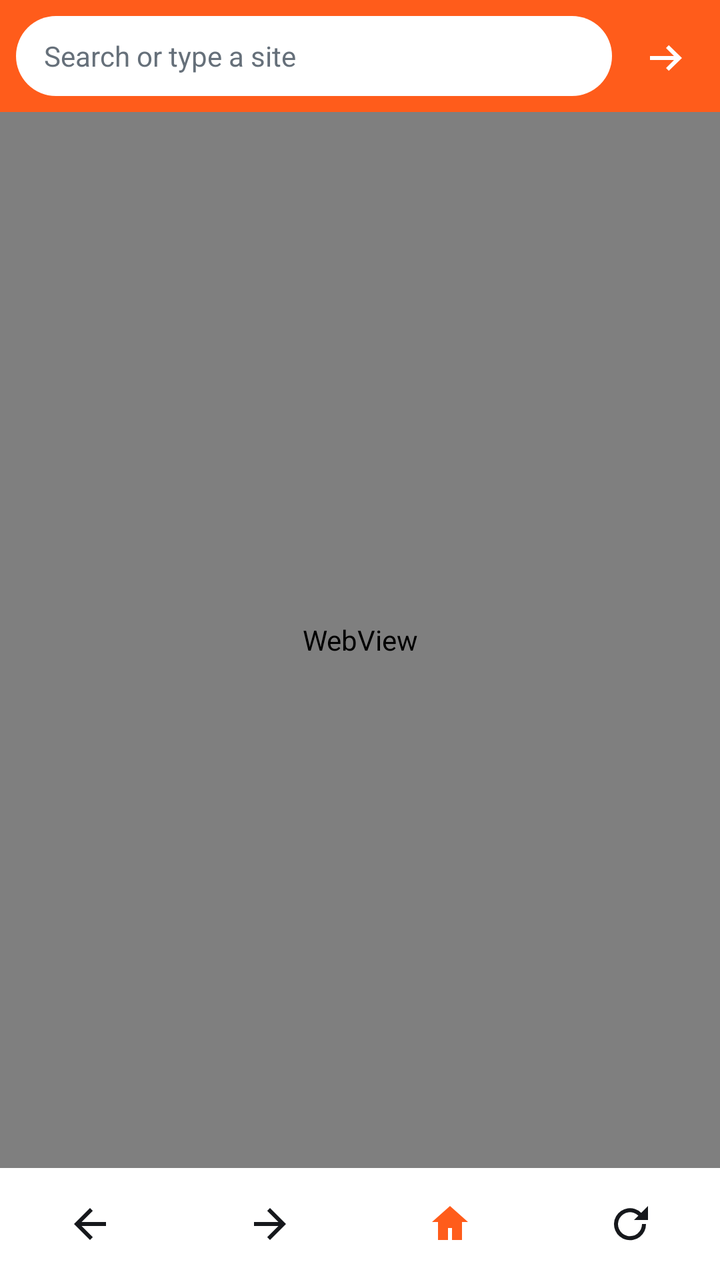
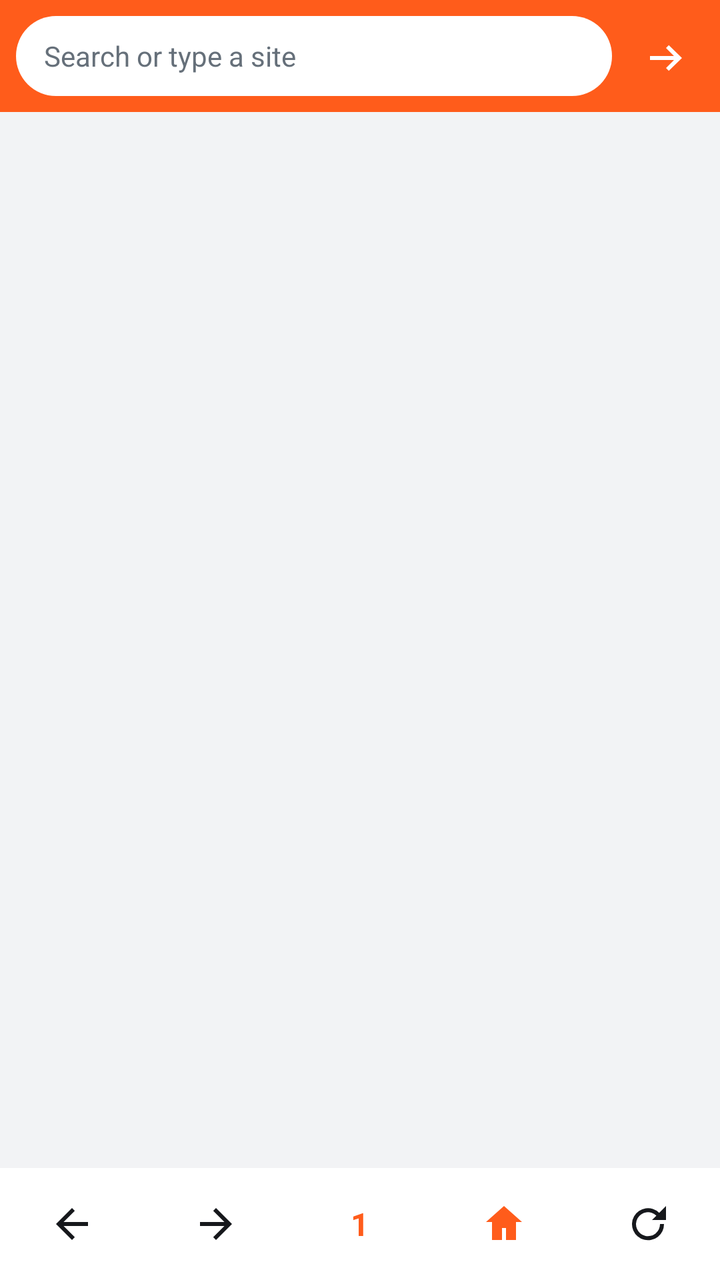

Before-and-after screenshots of an Android layout around one commit, followed by the original layout XML and the change that was made.
<!-- AndroidManifest.xml: application theme Theme.Blaze -->
<!-- res/layout/activity_main.xml -->
<?xml version="1.0" encoding="utf-8"?>
<LinearLayout xmlns:android="http://schemas.android.com/apk/res/android"
    android:layout_width="match_parent"
    android:layout_height="match_parent"
    android:background="@color/bg"
    android:orientation="vertical">

    <LinearLayout
        android:layout_width="match_parent"
        android:layout_height="56dp"
        android:background="@color/primary"
        android:gravity="center_vertical"
        android:paddingStart="8dp"
        android:paddingEnd="8dp">

        <EditText
            android:id="@+id/address"
            android:layout_width="0dp"
            android:layout_height="40dp"
            android:layout_weight="1"
            android:background="@drawable/address_bg"
            android:hint="@string/address_hint"
            android:imeOptions="actionGo"
            android:inputType="textUri"
            android:paddingStart="14dp"
            android:paddingEnd="14dp"
            android:singleLine="true"
            android:textColor="@color/ink"
            android:textColorHint="@color/muted"
            android:textSize="14sp" />

        <ImageButton
            android:id="@+id/btn_go"
            android:layout_width="40dp"
            android:layout_height="40dp"
            android:layout_marginStart="6dp"
            android:background="@android:color/transparent"
            android:contentDescription="Go"
            android:src="@drawable/ic_go" />
    </LinearLayout>

    <ProgressBar
        android:id="@+id/progress"
        style="?android:attr/progressBarStyleHorizontal"
        android:layout_width="match_parent"
        android:layout_height="3dp"
        android:max="100"
        android:progressTint="@color/bar"
        android:visibility="gone" />

    <WebView
        android:id="@+id/web"
        android:layout_width="match_parent"
        android:layout_height="0dp"
        android:layout_weight="1" />

    <LinearLayout
        android:layout_width="match_parent"
        android:layout_height="56dp"
        android:background="@color/surface"
        android:gravity="center">

        <ImageButton
            android:id="@+id/btn_back"
            android:layout_width="0dp"
            android:layout_height="match_parent"
            android:layout_weight="1"
            android:background="?attr/selectableItemBackgroundBorderless"
            android:contentDescription="Back"
            android:src="@drawable/ic_back" />

        <ImageButton
            android:id="@+id/btn_forward"
            android:layout_width="0dp"
            android:layout_height="match_parent"
            android:layout_weight="1"
            android:background="?attr/selectableItemBackgroundBorderless"
            android:contentDescription="Forward"
            android:src="@drawable/ic_forward" />

        <ImageButton
            android:id="@+id/btn_home"
            android:layout_width="0dp"
            android:layout_height="match_parent"
            android:layout_weight="1"
            android:background="?attr/selectableItemBackgroundBorderless"
            android:contentDescription="Home"
            android:src="@drawable/ic_home" />

        <ImageButton
            android:id="@+id/btn_reload"
            android:layout_width="0dp"
            android:layout_height="match_parent"
            android:layout_weight="1"
            android:background="?attr/selectableItemBackgroundBorderless"
            android:contentDescription="Reload"
            android:src="@drawable/ic_reload" />
    </LinearLayout>
</LinearLayout>
<!-- resources referenced by this layout -->
<resources>
  <color name="bar">#101114</color>
  <color name="bg">#F2F3F5</color>
  <color name="ink">#16181C</color>
  <color name="muted">#66707A</color>
  <color name="primary">#FF5C1B</color>
  <color name="surface">#FFFFFF</color>
  <!-- drawable address_bg (drawable) -->
  <?xml version="1.0" encoding="utf-8"?>
  <shape xmlns:android="http://schemas.android.com/apk/res/android" android:shape="rectangle">
      <solid android:color="@color/surface" />
      <corners android:radius="20dp" />
  </shape>
  <!-- drawable ic_back (drawable) -->
  <?xml version="1.0" encoding="utf-8"?>
  <vector xmlns:android="http://schemas.android.com/apk/res/android"
      android:width="24dp"
      android:height="24dp"
      android:viewportWidth="24"
      android:viewportHeight="24">
      <path android:fillColor="#16181C" android:pathData="M20,11H7.8l5.6,-5.6L12,4l-8,8 8,8 1.4,-1.4L7.8,13H20z" />
  </vector>
  <!-- drawable ic_forward (drawable) -->
  <?xml version="1.0" encoding="utf-8"?>
  <vector xmlns:android="http://schemas.android.com/apk/res/android"
      android:width="24dp"
      android:height="24dp"
      android:viewportWidth="24"
      android:viewportHeight="24">
      <path android:fillColor="#16181C" android:pathData="M4,11h12.2l-5.6,-5.6L12,4l8,8 -8,8 -1.4,-1.4 5.6,-5.6H4z" />
  </vector>
  <!-- drawable ic_go (drawable) -->
  <?xml version="1.0" encoding="utf-8"?>
  <vector xmlns:android="http://schemas.android.com/apk/res/android"
      android:width="24dp"
      android:height="24dp"
      android:viewportWidth="24"
      android:viewportHeight="24">
      <path android:fillColor="#FFFFFF" android:pathData="M5,12h12l-4,-4 1.4,-1.4L21,13l-6.6,6.4L13,18l4,-4H5z" />
  </vector>
  <!-- drawable ic_home (drawable) -->
  <?xml version="1.0" encoding="utf-8"?>
  <vector xmlns:android="http://schemas.android.com/apk/res/android"
      android:width="24dp"
      android:height="24dp"
      android:viewportWidth="24"
      android:viewportHeight="24">
      <path android:fillColor="#FF5C1B" android:pathData="M12,3l9,8h-3v9h-5v-6H11v6H6v-9H3z" />
  </vector>
  <!-- drawable ic_reload (drawable) -->
  <?xml version="1.0" encoding="utf-8"?>
  <vector xmlns:android="http://schemas.android.com/apk/res/android"
      android:width="24dp"
      android:height="24dp"
      android:viewportWidth="24"
      android:viewportHeight="24">
      <path android:fillColor="#16181C" android:pathData="M17.6,6.4A8,8 0,1 0,20 12h-2a6,6 0,1 1,-1.8 -4.2L14,10h7V3l-2.4,2.4z" />
  </vector>
  <string name="address_hint">Search or type a site</string>
  <style name="Theme.Blaze" parent="Theme.AppCompat.Light.NoActionBar">
          <item name="colorPrimary">@color/primary</item>
          <item name="colorPrimaryDark">@color/primary</item>
          <item name="android:statusBarColor">@color/primary</item>
          <item name="android:navigationBarColor">@color/bar</item>
          <item name="android:windowLightStatusBar">false</item>
          <item name="android:windowBackground">@color/bg</item>
      </style>
</resources>

<!-- the commit's change to res/layout/activity_main.xml (unified diff, before → after) -->
@@ -21,6 +21,7 @@
             android:background="@drawable/address_bg"
             android:hint="@string/address_hint"
             android:imeOptions="actionGo"
+            android:importantForAutofill="no"
             android:inputType="textUri"
             android:paddingStart="14dp"
             android:paddingEnd="14dp"
@@ -48,11 +49,70 @@
         android:progressTint="@color/bar"
         android:visibility="gone" />
 
-    <WebView
-        android:id="@+id/web"
+    <FrameLayout
         android:layout_width="match_parent"
         android:layout_height="0dp"
-        android:layout_weight="1" />
+        android:layout_weight="1">
+
+        <FrameLayout
+            android:id="@+id/web_stack"
+            android:layout_width="match_parent"
+            android:layout_height="match_parent" />
+
+        <TextView
+            android:id="@+id/btn_play"
+            android:layout_width="wrap_content"
+            android:layout_height="44dp"
+            android:layout_gravity="bottom|center_horizontal"
+            android:layout_marginBottom="12dp"
+            android:background="@drawable/play_chip"
+            android:gravity="center"
+            android:paddingStart="16dp"
+            android:paddingEnd="16dp"
+            android:text="Play in Blaze"
+            android:textColor="#FFFFFF"
+            android:textStyle="bold"
+            android:visibility="gone" />
+
+        <LinearLayout
+            android:id="@+id/tabs_panel"
+            android:layout_width="match_parent"
+            android:layout_height="match_parent"
+            android:background="#F7F2F3F5"
+            android:orientation="vertical"
+            android:padding="16dp"
+            android:visibility="gone">
+
+            <TextView
+                android:layout_width="match_parent"
+                android:layout_height="wrap_content"
+                android:text="Windows"
+                android:textColor="@color/ink"
+                android:textSize="20sp"
+                android:textStyle="bold" />
+
+            <ScrollView
+                android:layout_width="match_parent"
+                android:layout_height="0dp"
+                android:layout_marginTop="12dp"
+                android:layout_weight="1">
+
+                <LinearLayout
+                    android:id="@+id/tab_list"
+                    android:layout_width="match_parent"
+                    android:layout_height="wrap_content"
+                    android:orientation="vertical" />
+            </ScrollView>
+
+            <Button
+                android:id="@+id/btn_new_tab"
+                android:layout_width="match_parent"
+                android:layout_height="48dp"
+                android:backgroundTint="@color/primary"
+                android:text="New tab"
+                android:textColor="#FFFFFF" />
+        </LinearLayout>
+    </FrameLayout>
 
     <LinearLayout
         android:layout_width="match_parent"
@@ -78,6 +138,18 @@
             android:contentDescription="Forward"
             android:src="@drawable/ic_forward" />
 
+        <TextView
+            android:id="@+id/btn_tabs"
+            android:layout_width="0dp"
+            android:layout_height="match_parent"
+            android:layout_weight="1"
+            android:background="?attr/selectableItemBackgroundBorderless"
+            android:gravity="center"
+            android:text="1"
+            android:textColor="@color/primary"
+            android:textSize="16sp"
+            android:textStyle="bold" />
+
         <ImageButton
             android:id="@+id/btn_home"
             android:layout_width="0dp"
<!-- resource entries referenced after the edit -->
@@ -57,6 +57,12 @@
       android:viewportHeight="24">
       <path android:fillColor="#16181C" android:pathData="M17.6,6.4A8,8 0,1 0,20 12h-2a6,6 0,1 1,-1.8 -4.2L14,10h7V3l-2.4,2.4z" />
   </vector>
+  <!-- drawable play_chip (drawable) -->
+  <?xml version="1.0" encoding="utf-8"?>
+  <shape xmlns:android="http://schemas.android.com/apk/res/android" android:shape="rectangle">
+      <solid android:color="#FF5C1B" />
+      <corners android:radius="22dp" />
+  </shape>
   <string name="address_hint">Search or type a site</string>
   <style name="Theme.Blaze" parent="Theme.AppCompat.Light.NoActionBar">
           <item name="colorPrimary">@color/primary</item>
